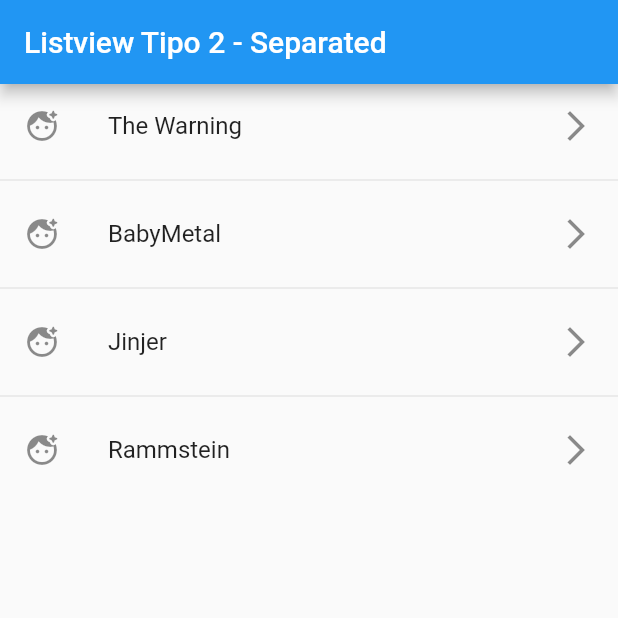
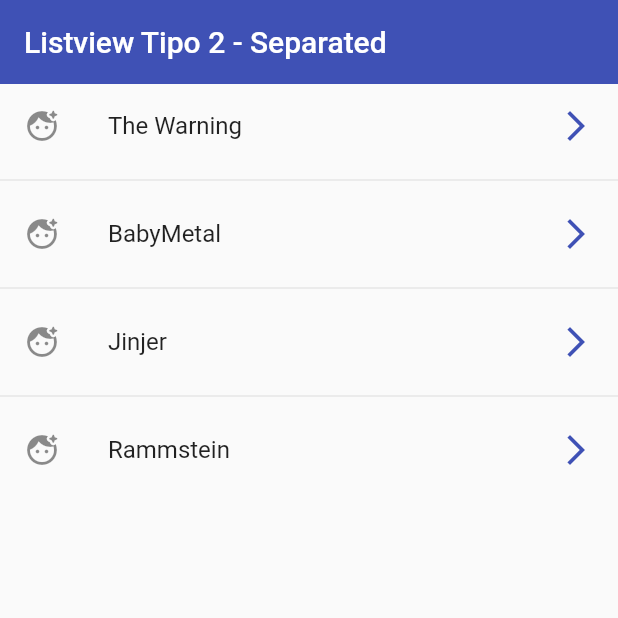
Before and after one commit to DavidCastelloBatet/fl_components_vF281, a Flutter app: the screen it shows after launch, on a phone screen of 412 x 824 dp, the top half of it. Run offline on Flutter 3.47's test engine with Material 2 defaults, Android fonts, the phone set to English and light mode, and no system bars.

Commit message:
67 Taps sobre ListTiles y estilo AppBar

```diff
--- a/lib/screens/listview2_screen.dart
+++ b/lib/screens/listview2_screen.dart
@@ -10,14 +10,23 @@ class Listview2Screen extends StatelessWidget {
     return Scaffold(
       appBar: AppBar(
         title: const Text('Listview Tipo 2 - Separated'),
+        elevation: 0,
+        backgroundColor: Colors.indigo,
       ),
       body: ListView.separated(
         itemCount: options.length,
-        separatorBuilder: (_, __) => const Divider(),
+        separatorBuilder: (BuildContext _, int __) => const Divider(),
         itemBuilder: (BuildContext contex, int index) => ListTile(
           leading: const Icon(Icons.face_retouching_natural_rounded),
           title: Text(options[index]),
-          trailing: const Icon(Icons.arrow_forward_ios_outlined),
+          trailing: const Icon(
+            Icons.arrow_forward_ios_outlined,
+            color: Colors.indigo,
+          ),
+          onTap: () {
+            final grupoActual = options[index];
+            print(grupoActual);
+          },
         ),
       ),
     );
```
